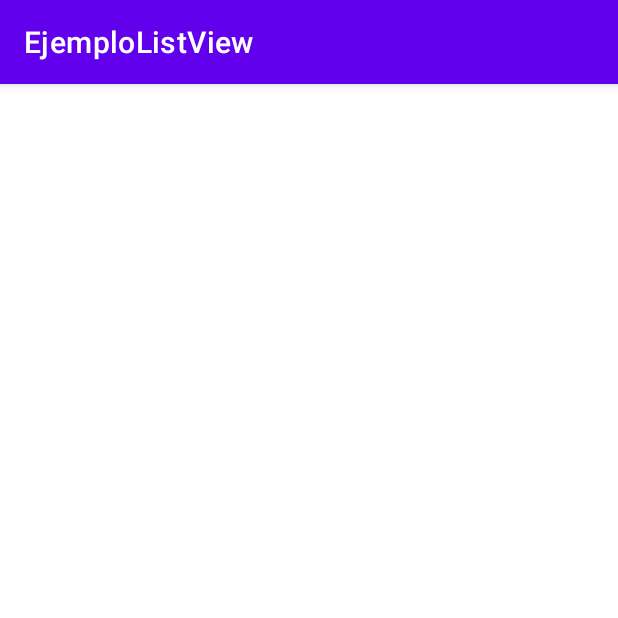
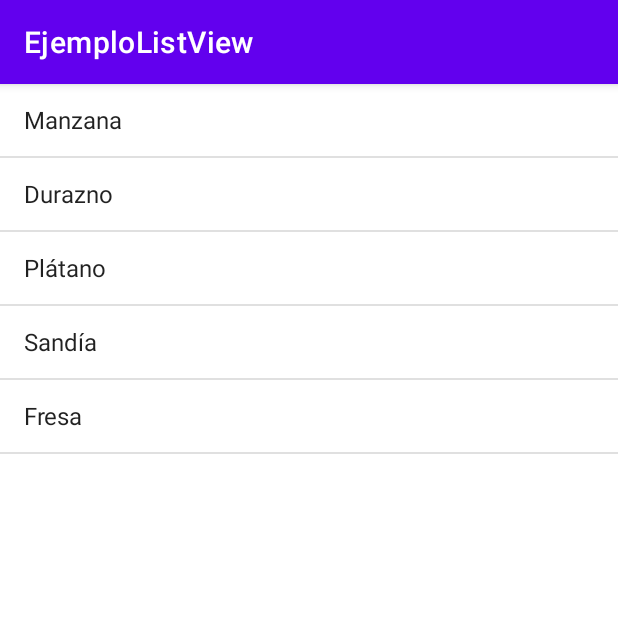
Before and after one commit to marlasantos24/EjemploListView, an Android app: the screen it shows after launch (MainActivity), on a phone screen of 412 x 824 dp, the top half of it. Run offline under Robolectric (Android 15) with nearby library versions, the phone set to English and light mode, and no system bars.

Commit message:
ListView_AdaptadorSimple

```diff
--- a/app/src/main/java/com/example/ejemplolistview/MainActivity.kt
+++ b/app/src/main/java/com/example/ejemplolistview/MainActivity.kt
@@ -2,6 +2,10 @@ package com.example.ejemplolistview
 
 import androidx.appcompat.app.AppCompatActivity
 import android.os.Bundle
+import android.widget.AdapterView
+import android.widget.ArrayAdapter
+import android.widget.ListView
+import android.widget.Toast
 
 class MainActivity : AppCompatActivity() {
     override fun onCreate(savedInstanceState: Bundle?) {
@@ -11,10 +15,15 @@ class MainActivity : AppCompatActivity() {
         var frutas:ArrayList<String> = ArrayList()
         frutas.add("Manzana")
         frutas.add("Durazno")
-        frutas.add("Manzaca")
-        frutas.add("Manzaca")
-        frutas.add("Manzaca")
+        frutas.add("Plátano")
+        frutas.add("Sandía")
+        frutas.add("Fresa")
 
-
+        val lista = findViewById<ListView>(R.id.lista)
+        val adaptador = ArrayAdapter<String>(this, android.R.layout.simple_list_item_1, frutas)
+        lista.adapter = adaptador
+        lista.onItemClickListener = AdapterView.OnItemClickListener { parent, view, position, id ->
+            Toast.makeText(this, frutas.get(position), Toast.LENGTH_LONG).show()
+        }
     }
 }
```
